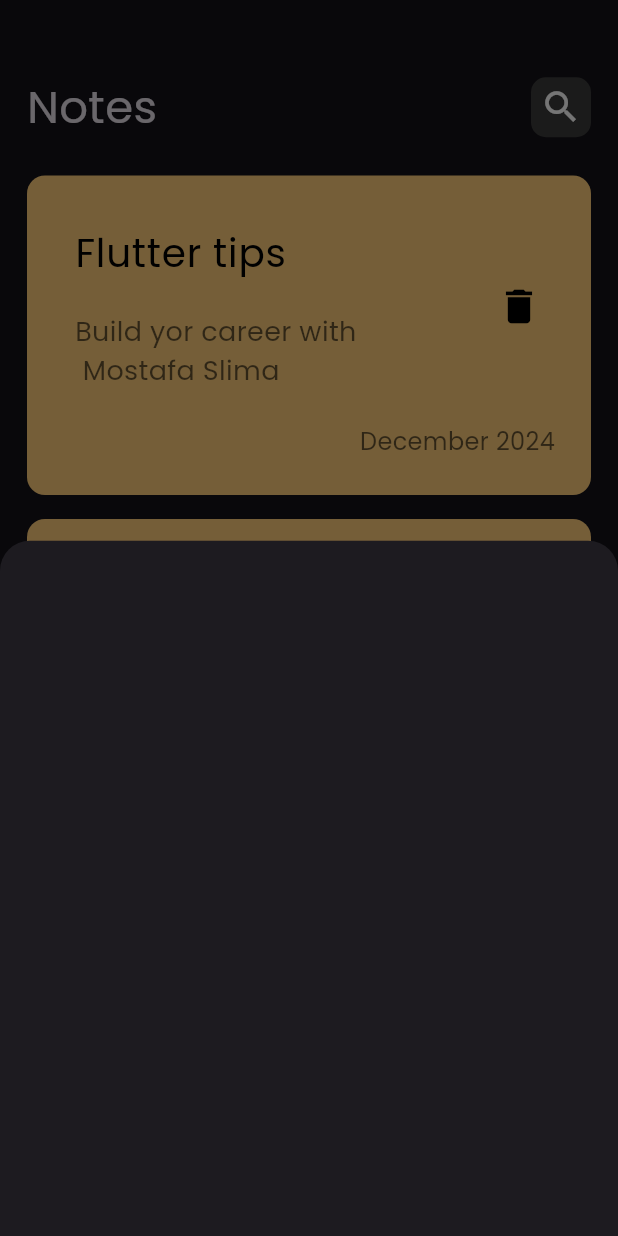
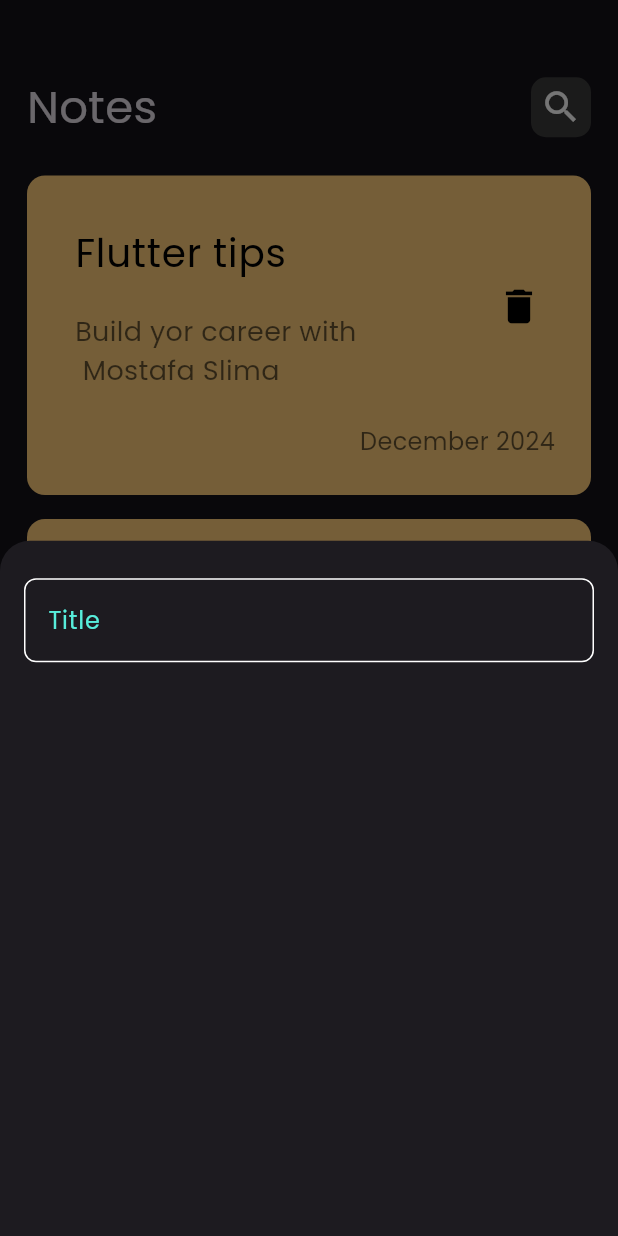
Before and after one commit to Mostafaslima66/Notes_App, a Flutter app: the screen it shows after launch, after a tap on the "add" icon, on a phone screen of 412 x 824 dp. Run offline on Flutter 3.47's test engine with Material 3 defaults, Android fonts, the phone set to English and light mode, and no system bars.

Commit message:
create constant file

```diff
--- a/lib/Views/Notes_view.dart
+++ b/lib/Views/Notes_view.dart
@@ -1,4 +1,5 @@
 import 'package:flutter/material.dart';
+import 'package:noteapp/constants.dart';
 import 'package:noteapp/widgets/AddnoteBottomsheet.dart';
 import 'package:noteapp/widgets/Notesview_body.dart';
 
@@ -22,7 +23,7 @@ class NotesView extends StatelessWidget {
             },
           );
         },
-        backgroundColor: const Color(0xff57EDDB),
+        backgroundColor: Kprimarycolor,
         shape: const CircleBorder(),
         child: const Center(
           child: Icon(
--- /dev/null
+++ b/lib/constants.dart
@@ -0,0 +1,3 @@
+import 'package:flutter/material.dart';
+
+const Kprimarycolor=Color(0xff57EDDB);
--- a/lib/widgets/AddnoteBottomsheet.dart
+++ b/lib/widgets/AddnoteBottomsheet.dart
@@ -1,10 +1,21 @@
 import 'package:flutter/material.dart';
+import 'package:noteapp/widgets/CustomTextfield.dart';
 
 class AddnoteBottomsheet extends StatelessWidget {
   const AddnoteBottomsheet({super.key});
 
   @override
   Widget build(BuildContext context) {
-    return Container();
+    return Padding(
+      padding: const EdgeInsets.symmetric(horizontal: 16),
+      child: Column(
+        children: [
+          SizedBox(
+            height: 25,
+          ),
+          CustomTextfield(hint: "Title"),
+        ],
+      ),
+    );
   }
 }
--- a/lib/widgets/CustomTextfield.dart
+++ b/lib/widgets/CustomTextfield.dart
@@ -1,4 +1,5 @@
 import 'package:flutter/material.dart';
+import 'package:noteapp/constants.dart';
 
 class CustomTextfield extends StatelessWidget {
   const CustomTextfield({super.key, required this.hint, this.maxlines});
@@ -7,27 +8,26 @@ class CustomTextfield extends StatelessWidget {
   @override
   Widget build(BuildContext context) {
     return TextField(
+      cursorColor: Kprimarycolor,
       maxLines: maxlines,
       decoration: InputDecoration(
         enabledBorder: OutlineInputBorder(
           borderRadius: BorderRadius.circular(8),
           borderSide: const BorderSide(
             color: Colors.white,
-            width: 1.0,
           ),
         ),
         focusedBorder: OutlineInputBorder(
           borderRadius: BorderRadius.circular(8),
           borderSide: const BorderSide(
-            color: Colors.blue,
+            color: Kprimarycolor,
             width: 2.0,
           ),
         ),
         hintText: hint,
-        hintStyle: const TextStyle(color: Color(0xff55EEDA)),
+        hintStyle: const TextStyle(color: Kprimarycolor),
       ),
       style: const TextStyle(color: Colors.white),
-      cursorColor: Colors.blue,
     );
   }
 }
```
